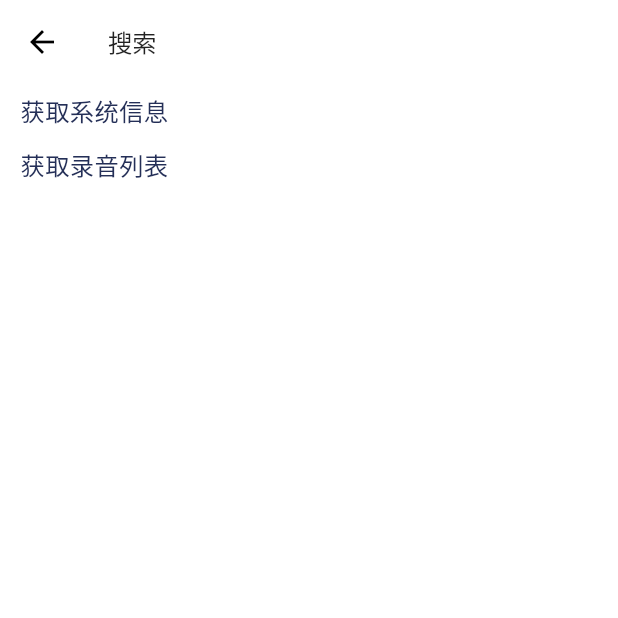
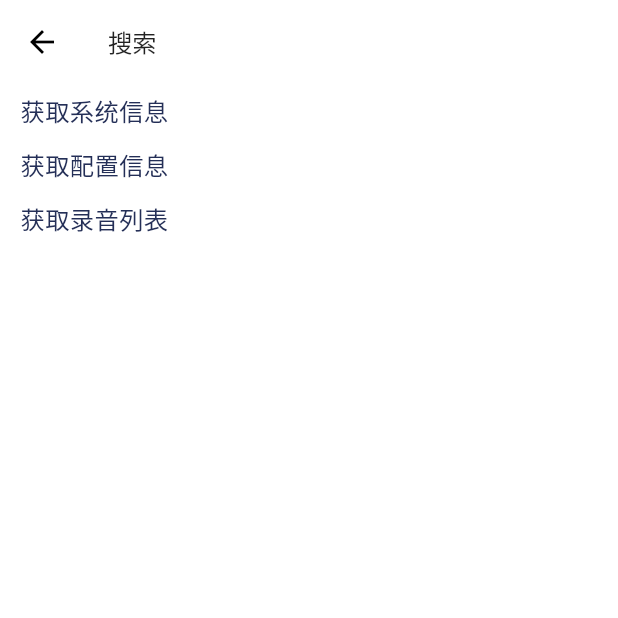
Before and after one commit to LJMcarryu/flutter_iCase, a Flutter app: the SearchPage screen opened by its route, on a phone screen of 412 x 824 dp, the top half of it. Run offline on Flutter 3.47's test engine with Material 3 defaults, Android fonts, the phone set to English and light mode, and no system bars; our stand-ins replace animated_text_kit, dio, flutter_blue_plus, flutter_easyloading, flutter_screenutil, freezed_annotation and 4 more; missing offline and left inert: dart:ffi, talker_dio_logger; accounts and stored records are empty.

Commit message:
更新model

```diff
--- a/flutter_kit/lib/model/user_info.dart
+++ b/flutter_kit/lib/model/user_info.dart
@@ -14,6 +14,7 @@ class UserInfo with _$UserInfo {
     int? isAlive,
     int? isExternal,
     int? needCard,
+    int? isChangedPassword,
   }) = _UserInfo;
 
   factory UserInfo.fromJson(Map<String, Object?> json) =>
--- a/flutter_kit/lib/page/search/search_view.dart
+++ b/flutter_kit/lib/page/search/search_view.dart
@@ -36,6 +36,24 @@ class SearchPage extends StatelessWidget {
                 height: 40.sp,
                 child: Text(
                   "获取系统信息",
+                  style: TextStyle(
+                    fontSize: 18.sp,
+                    color: const Color(0xFF242F57),
+                  ),
+                ),
+              ),
+            ),
+            InkWell(
+              onTap: () async {
+                await BleManager.logic.getConfigInfo((string) {
+                });
+              },
+              child: Container(
+                alignment: Alignment.centerLeft,
+                margin: EdgeInsets.only(left: 15.sp),
+                height: 40.sp,
+                child: Text(
+                  "获取配置信息",
                   style: TextStyle(
                     fontSize: 18.sp,
                     color: const Color(0xFF242F57),
```
Also changed, not shown: flutter_kit/lib/controller/ble_controller/bleLib/model/ble_common_resp.dart (+16 -16 lines), flutter_kit/lib/controller/ble_controller/ble_controller_logic.dart (+0 -9 lines), flutter_kit/pubspec.yaml (+1 -26 lines), flutter_kit/lib/controller/ble_controller/bleLib/model/ble_common_resp.freezed.dart (added), flutter_kit/lib/controller/ble_controller/bleLib/model/ble_common_resp.g.dart (added), flutter_kit/lib/model/user_info.freezed.dart, flutter_kit/lib/model/user_info.g.dart.
